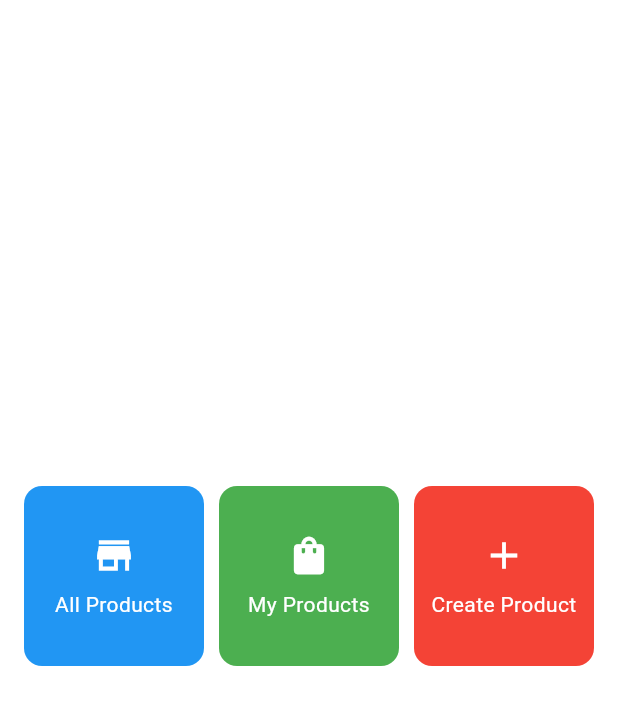
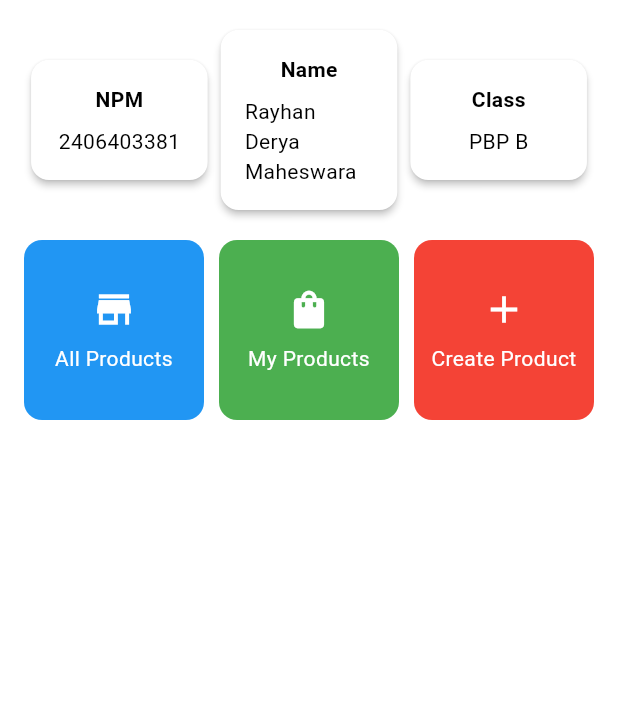
Before and after one commit to RayhanDerya/kitmans-gallery-flutter, a Flutter app: the screen it shows after launch, on a phone screen of 412 x 824 dp, the part 84-809 px from its top. Run offline on Flutter 3.47's test engine with Material 3 defaults, Android fonts, the phone set to English and light mode, and no system bars.

Commit message:
Tugas 7 Flutter

```diff
--- a/lib/menu.dart
+++ b/lib/menu.dart
@@ -2,6 +2,10 @@ import 'package:flutter/material.dart';
 
 class MyHomePage extends StatelessWidget {
   MyHomePage({super.key});
+
+  final String nama = "Rayhan Derya Maheswara";
+  final String npm = "2406403381";
+  final String kelas = "PBP B";
 
   final List<ItemHomepage> items = [
     ItemHomepage("All Products", Icons.store, Colors.blue),
@@ -24,7 +28,22 @@ class MyHomePage extends StatelessWidget {
       ),
       body: Padding(
         padding: const EdgeInsets.all(16.0),
-        child: Center(
+        child: Column(
+          crossAxisAlignment: CrossAxisAlignment.center,
+           children: [
+            // Row untuk menampilkan 3 InfoCard secara horizontal.
+            Row(
+              mainAxisAlignment: MainAxisAlignment.spaceEvenly,
+              children: [
+                InfoCard(title: 'NPM', content: npm),
+                InfoCard(title: 'Name', content: nama),
+                InfoCard(title: 'Class', content: kelas),
+              ],
+            ),
+
+            // Memberikan jarak vertikal 16 unit.
+            const SizedBox(height: 16.0),
+            Center(
             child: GridView.count(
               crossAxisCount: 3,
               crossAxisSpacing: 10,
@@ -32,6 +51,41 @@ class MyHomePage extends StatelessWidget {
               shrinkWrap: true,
               children: items.map((item) => ItemCard(item)).toList(),
             ),
+          ),
+          ],
+        ),
+      ),
+    );
+  }
+}
+
+class InfoCard extends StatelessWidget {
+  // Kartu informasi yang menampilkan title dan content.
+
+  final String title;  // Judul kartu.
+  final String content;  // Isi kartu.
+
+  const InfoCard({super.key, required this.title, required this.content});
+
+  @override
+  Widget build(BuildContext context) {
+    return Card(
+      // Membuat kotak kartu dengan bayangan dibawahnya.
+      elevation: 2.0,
+      child: Container(
+        // Mengatur ukuran dan jarak di dalam kartu.
+        width: MediaQuery.of(context).size.width / 3.5, // menyesuaikan dengan lebar device yang digunakan.
+        padding: const EdgeInsets.all(16.0),
+        // Menyusun title dan content secara vertikal.
+        child: Column(
+          children: [
+            Text(
+              title,
+              style: const TextStyle(fontWeight: FontWeight.bold),
+            ),
+            const SizedBox(height: 8.0),
+            Text(content),
+          ],
         ),
       ),
     );
```
Lines whose indentation alone changed are shown as unchanged.
